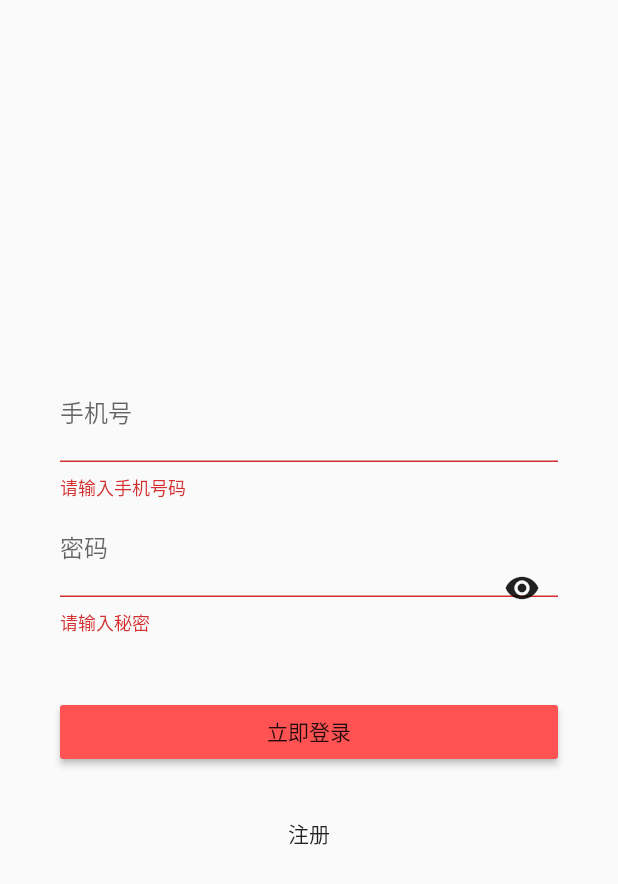
After one commit to jiangtaozy/mjx-app, a Flutter app: the Login screen opened directly, after a tap on the "visibility off" icon, after a tap on "立即登录", on a phone screen of 412 x 824 dp. The commit adds this screen. Shown: the top 884 px of the screen. Run offline on Flutter 3.47's test engine with Material 2 defaults, Android fonts, the phone set to English and light mode, and no system bars; our stand-ins replace shared_preferences; missing offline and left inert: flutter_webrtc; accounts and stored records are empty; network calls fail.

Commit message:
login page

```diff
--- /dev/null
+++ b/lib/login.dart
@@ -0,0 +1,217 @@
+/*
+ * Maintained by jemo from 2019.7.29 to now
+ * Created by jemo on 2019.7.29 15:43
+ * Login
+ */
+
+import 'dart:convert';
+import 'dart:async';
+import 'package:flutter/material.dart';
+import 'package:http/http.dart' as http;
+import 'package:shared_preferences/shared_preferences.dart';
+
+import 'register.dart';
+import 'config.dart';
+
+class Login extends StatefulWidget {
+
+  @override
+  LoginState createState() => LoginState();
+
+}
+
+class LoginState extends State<Login> {
+
+  final formKey = GlobalKey<FormState>();
+  final phoneController = TextEditingController();
+  final passwordController = TextEditingController();
+  bool passwordObscure = true;
+
+  void onSubmitPressed() async {
+    if(!formKey.currentState.validate()) {
+      return null;
+    }
+    var phone = phoneController.text;
+    var password = passwordController.text;
+    final query = r'''
+      mutation GetTokenMutation(
+        $input: GetTokenInput!
+      ) {
+        getToken(input: $input) {
+          getTokenResult {
+            error
+            message
+            phone
+            token
+          }
+        }
+      }
+    ''';
+    Map<String, dynamic> variables = {
+      'input': {
+        'clientMutationId': "333",
+        'phone': phone,
+        'password': password,
+      },
+    };
+    final data = {
+      'query': query,
+      'variables': variables,
+    };
+    final body = json.encode(data);
+    showLoading();
+    final response = await http.post(
+      graphqlUrl,
+      headers: {
+        "Content-Type": "application/json",
+      },
+      body: body,
+    );
+    dismissLoading();
+    if(response.statusCode == 200) {
+      final data = json.decode(response.body);
+      final result = data['data']['getToken']['getTokenResult'];
+      final error = result['error'];
+      final message = result['message'];
+      final phone = result['phone'];
+      final token = result['token'];
+      if(error == null) {
+        final prefs = await SharedPreferences.getInstance();
+        prefs.setString('token', token);
+      }
+      showDialog(
+        context: context,
+        builder: (context) {
+          return AlertDialog(
+            content: Text(message),
+          );
+        },
+      );
+      Timer(Duration(seconds: 1), () {
+        Navigator.of(context, rootNavigator: true).pop('dialog');
+      });
+    } else {
+      throw Exception('网络出错了');
+    }
+  }
+
+  void showLoading() {
+    showDialog(
+      context: context,
+      builder: (context) {
+        return Center(
+          child: Container(
+            padding: EdgeInsets.all(10),
+            width: 58,
+            height: 58,
+            decoration: BoxDecoration(
+              color: Colors.white,
+              borderRadius: BorderRadius.circular(5),
+            ),
+            child: CircularProgressIndicator(),
+          ),
+        );
+      },
+    );
+  }
+
+  void dismissLoading() {
+    Navigator.of(context, rootNavigator: true).pop('dialog');
+  }
+
+  @override
+  void dispose() {
+    phoneController.dispose();
+    passwordController.dispose();
+    super.dispose();
+  }
+
+  @override
+  Widget build(BuildContext context) {
+    return Scaffold(
+      body: Form(
+        key: formKey,
+        autovalidate: false,
+        child: Padding(
+          padding: const EdgeInsets.fromLTRB(40.0, 0.0, 40.0, 0.0),
+          child:  Column(
+            mainAxisAlignment: MainAxisAlignment.center,
+            children: <Widget>[
+              TextFormField(
+                controller: phoneController,
+                keyboardType: TextInputType.number,
+                decoration: const InputDecoration(
+                  hintText: '请输入手机号码',
+                  labelText: '手机号',
+                ),
+                validator: (value) {
+                  if(value.isEmpty) {
+                    return '请输入手机号码';
+                  }
+                  RegExp phoneReg = new RegExp(r'(^1[3-9](\d{9})$)');
+                  if(!phoneReg.hasMatch(value)) {
+                    return '手机号格式不正确';
+                  }
+                  return null;
+                },
+              ),
+              Stack(
+                children: [
+                  TextFormField(
+                    controller: passwordController,
+                    obscureText: passwordObscure,
+                    decoration: const InputDecoration(
+                      hintText: '请输入秘密',
+                      labelText: '密码',
+                    ),
+                    validator: (value) {
+                      if(value.isEmpty) {
+                        return '请输入秘密';
+                      }
+                      return null;
+                    },
+                  ),
+                  Positioned(
+                    right: 0,
+                    bottom: 8,
+                    child: IconButton(
+                      icon: Icon(
+                        passwordObscure ? Icons.visibility_off : Icons.visibility,
+                      ),
+                      onPressed: () {
+                        setState(() {
+                          passwordObscure = !passwordObscure;
+                        });
+                      },
+                    ),
+                  ),
+                ],
+              ),
+              Container(
+                margin: EdgeInsets.fromLTRB(0, 40, 0, 0),
+                width: double.infinity,
+                child: RaisedButton(
+                  color: Colors.redAccent,
+                  onPressed: onSubmitPressed,
+                  child: Text('立即登录'),
+                ),
+              ),
+              Container(
+                margin: EdgeInsets.fromLTRB(0, 20, 0, 0),
+                child: FlatButton(
+                  onPressed: () {
+                    Navigator.push(
+                      context,
+                      MaterialPageRoute(builder: (context) => Register()),
+                    );
+                  },
+                  child: Text('注册'),
+                ),
+              ),
+            ],
+          ),
+        ),
+      ),
+    );
+  }
+}
--- a/lib/register.dart
+++ b/lib/register.dart
@@ -222,13 +222,16 @@ class RegisterState extends State<Register> {
     validationCodeController.dispose();
     passwordController.dispose();
     repeatPasswordController.dispose();
+    if(countdownTimer != null) {
       countdownTimer.cancel();
+    }
     super.dispose();
   }
 
   @override
   Widget build(BuildContext context) {
-    return Form(
+    return Scaffold(
+      body: Form(
         key: formKey,
         autovalidate: false,
         child: Padding(
@@ -343,6 +346,7 @@ class RegisterState extends State<Register> {
             ],
           ),
         ),
+      ),
     );
   }
 }
--- a/pubspec.yaml
+++ b/pubspec.yaml
@@ -26,6 +26,7 @@ dependencies:
 
   http: ^0.12.0+2
   flutter_webrtc: 0.1.7
+  shared_preferences: ^0.5.3+4
 
 dev_dependencies:
   flutter_test:
```
Also changed, not shown: pubspec.lock. Lines whose indentation alone changed are shown as unchanged.
